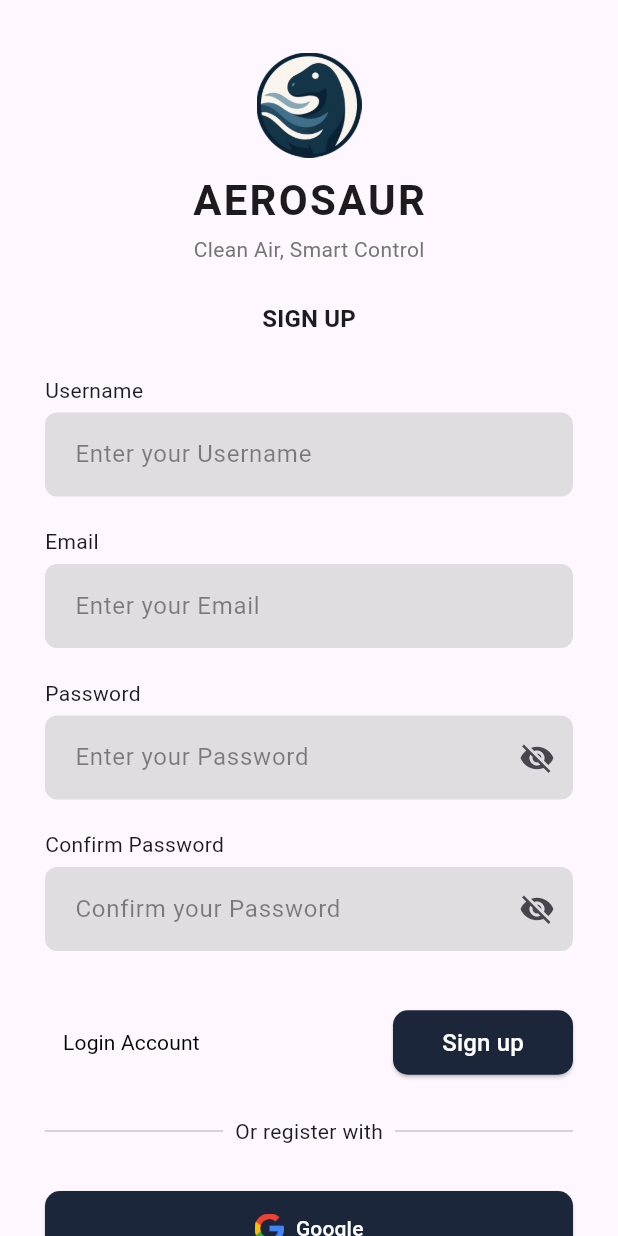
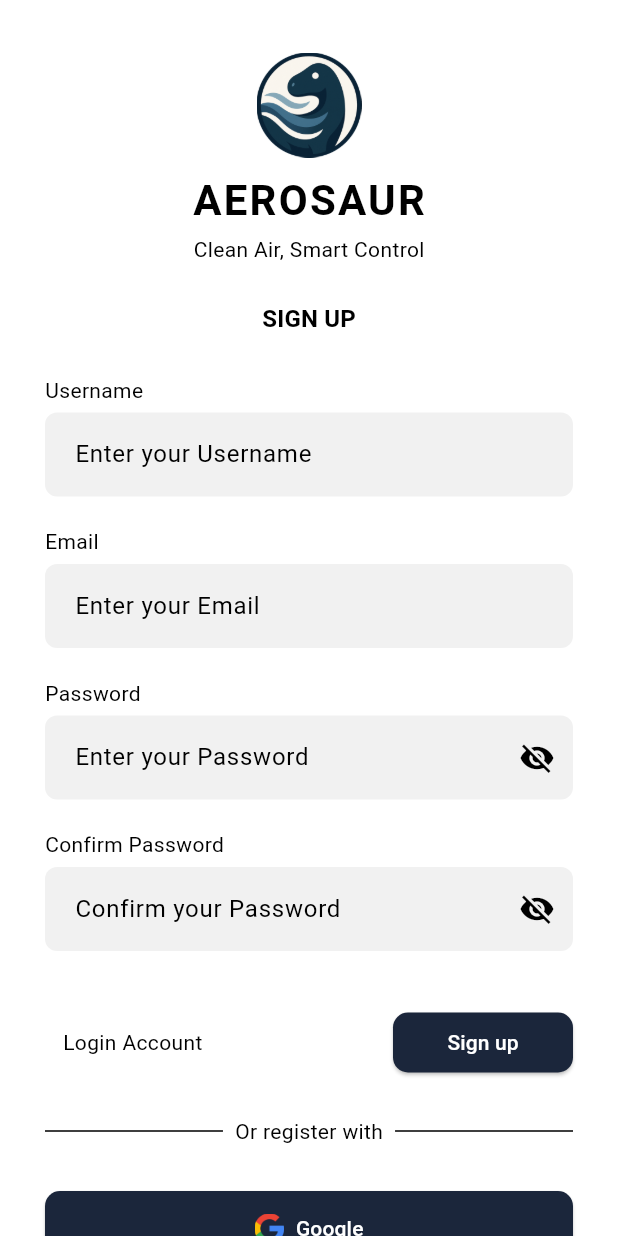
Before and after one commit to RedPatata13/aerosaurreal, a Flutter app: the screen it shows after launch, after a tap on "Create an account", on a phone screen of 412 x 824 dp. Run offline on Flutter 3.47's test engine with Material 3 defaults, Android fonts, the light colour scheme and no system bars; our stand-ins replace cloud_firestore, firebase_auth, firebase_core, flutter_dotenv, flutter_svg, google_sign_in; accounts and stored records are empty; project files that could hold a hidden picture were left out.

Commit message:
add theme feature

```diff
--- a/lib/components/input_field.dart
+++ b/lib/components/input_field.dart
@@ -26,9 +26,6 @@ class InputField extends StatelessWidget {
           keyboardType: keyboardType,
           decoration: InputDecoration(
             hintText: hintText,
-            hintStyle: const TextStyle(color: Colors.black45),
-            filled: true,
-            fillColor: const Color(0xD9D9D9D9),
             contentPadding: const EdgeInsets.symmetric(
               horizontal: 16,
               vertical: 16,
--- a/lib/components/password_input_field.dart
+++ b/lib/components/password_input_field.dart
@@ -31,9 +31,6 @@ class _PasswordInputFieldState extends State<PasswordInputField> {
           obscureText: _obscureText,
           decoration: InputDecoration(
             hintText: widget.hintText,
-            hintStyle: const TextStyle(color: Colors.black45),
-            filled: true,
-            fillColor: const Color(0xd9d9d9d9),
             contentPadding: const EdgeInsets.symmetric(
               horizontal: 16,
               vertical: 16,
--- a/lib/main.dart
+++ b/lib/main.dart
@@ -1,29 +1,35 @@
 import 'package:firebase_core/firebase_core.dart';
 import 'package:flutter/material.dart';
-// import 'package:flutter/widgets.dart';
 import 'firebase_options.dart';
 import 'pages/entry_gate.dart';
 import 'pages/login.dart';
 import 'pages/signin.dart';
 import 'pages/home.dart';
 import 'package:flutter_dotenv/flutter_dotenv.dart';
-void main() async{
+import 'theme/app_theme.dart';
+
+void main() async {
   WidgetsFlutterBinding.ensureInitialized();
-  await Firebase.initializeApp(
-    options: DefaultFirebaseOptions.currentPlatform
-  );
+
+  await Firebase.initializeApp(options: DefaultFirebaseOptions.currentPlatform);
 
   await dotenv.load(fileName: '.env');
 
-  runApp(MaterialApp(
-    title: 'Aerosaur',
-    debugShowCheckedModeBanner: false,
-    initialRoute: '/',
-    routes : {
-      '/' : (context) => const EntryGate(),
-      '/signup' : (context) => const SignUpPage(),
-      '/login' : (context) => const LoginPage(),
-      '/app' : (context) => const HomePage()
-    },
-  ));
+  runApp(
+    MaterialApp(
+      title: 'Aerosaur',
+      debugShowCheckedModeBanner: false,
+      theme: AppTheme.lightTheme,
+      darkTheme: AppTheme.darkTheme,
+      themeMode: ThemeMode.system,
+
+      initialRoute: '/',
+      routes: {
+        '/': (context) => const EntryGate(),
+        '/signup': (context) => const SignUpPage(),
+        '/login': (context) => const LoginPage(),
+        '/app': (context) => const HomePage(),
+      },
+    ),
+  );
 }
--- a/lib/pages/login.dart
+++ b/lib/pages/login.dart
@@ -1,5 +1,4 @@
 import 'dart:async';
-
 import 'package:cloud_firestore/cloud_firestore.dart';
 import 'package:flutter/material.dart';
 import 'package:firebase_auth/firebase_auth.dart';
@@ -32,6 +31,7 @@ class _LoginPageState extends State<LoginPage> {
   bool _initialized = false;
   late GoogleSignInAccount? _currentUser;
 
+  //forgot pass
   Future<void> _forgotPassword() async {
     final email = _emailController.text.trim();
     print('Pressed');
@@ -59,6 +59,7 @@ class _LoginPageState extends State<LoginPage> {
     }
   }
 
+  //ui helpers
   void _showSnackbar(String message, Color color) {
     if (mounted) {
       ScaffoldMessenger.of(context).showSnackBar(
@@ -74,9 +75,12 @@ class _LoginPageState extends State<LoginPage> {
     }
   }
 
+  //ui
   @override
   Widget build(BuildContext context) {
     final theme = Theme.of(context);
+    final colors = theme.colorScheme;
+
     return (Scaffold(
       body: SafeArea(
         child: Center(
@@ -104,9 +108,7 @@ class _LoginPageState extends State<LoginPage> {
                 const SizedBox(height: 5),
                 Text(
                   'Clean Air, Smart Control',
-                  style: theme.textTheme.bodyMedium?.copyWith(
-                    color: Colors.grey[600],
-                  ),
+                  style: theme.textTheme.bodyMedium,
                 ),
                 const SizedBox(height: 25),
 
@@ -129,9 +131,6 @@ class _LoginPageState extends State<LoginPage> {
                   controller: _emailController,
                   decoration: InputDecoration(
                     hintText: 'Enter your email',
-                    hintStyle: const TextStyle(color: Colors.black45),
-                    filled: true,
-                    fillColor: const Color(0xD9D9D9D9),
                     border: OutlineInputBorder(
                       borderRadius: BorderRadius.circular(10),
                       borderSide: BorderSide.none,
@@ -151,9 +150,6 @@ class _LoginPageState extends State<LoginPage> {
                   obscureText: _obscurePassword,
                   decoration: InputDecoration(
                     hintText: 'Enter your password',
-                    hintStyle: const TextStyle(color: Colors.black45),
-                    filled: true,
-                    fillColor: const Color(0xD9D9D9D9),
                     border: OutlineInputBorder(
                       borderRadius: BorderRadius.circular(10),
                       borderSide: BorderSide.none,
@@ -187,15 +183,18 @@ class _LoginPageState extends State<LoginPage> {
                                     if (states.contains(
                                       MaterialState.selected,
                                     )) {
-                                      return const Color(0xFF1B263B);
+                                      return Theme.of(
+                                        context,
+                                      ).colorScheme.primary;
                                     }
-                                    return const Color(0xD9D9D9D9);
+                                    return Theme.of(context).brightness ==
+                                            Brightness.dark
+                                        ? Color(0xFF414141)
+                                        : Color(0xFFD9D9D9);
                                   }),
-                              side: MaterialStateBorderSide.resolveWith((
-                                Set<MaterialState> states,
-                              ) {
-                                return BorderSide.none;
-                              }),
+                              side: MaterialStateBorderSide.resolveWith(
+                                (Set<MaterialState> states) => BorderSide.none,
+                              ),
                               shape: RoundedRectangleBorder(
                                 borderRadius: BorderRadius.circular(4),
                               ),
@@ -214,46 +213,29 @@ class _LoginPageState extends State<LoginPage> {
                       ],
                     ),
                     TextButton(
-                      style: TextButton.styleFrom(
-                        tapTargetSize: MaterialTapTargetSize.shrinkWrap,
-                      ),
                       onPressed: _forgotPassword,
-                      child: const Text(
-                        'Forgot Password?',
-                        style: TextStyle(
-                          color: Colors.grey,
-                          fontWeight: FontWeight.normal,
-                        ),
-                      ),
+                      child: const Text('Forgot password?'),
                     ),
                   ],
                 ),
                 const SizedBox(height: 25),
 
+                //create account / login
                 Row(
                   mainAxisAlignment: MainAxisAlignment.spaceBetween,
                   children: [
-                    // Left: Create account link
                     GestureDetector(
-                      onTap: () {
-                        Navigator.of(context).pushReplacementNamed('/signup');
-                      },
-                      child: const Text(
+                      onTap: () =>
+                          Navigator.pushReplacementNamed(context, '/signup'),
+                      child: Text(
                         'Create an account',
-                        style: TextStyle(
-                          color: Colors.black,
-                          fontWeight: FontWeight.normal,
-                        ),
+                        style: theme.textTheme.bodyMedium,
                       ),
                     ),
-
-                    // Right: Login button
                     SizedBox(
                       width: 120,
                       child: ElevatedButton(
                         style: ElevatedButton.styleFrom(
-                          backgroundColor: const Color(0xFF1B263B),
-                          foregroundColor: Colors.white,
                           padding: const EdgeInsets.symmetric(vertical: 10),
                           shape: RoundedRectangleBorder(
                             borderRadius: BorderRadius.circular(10),
@@ -269,12 +251,12 @@ class _LoginPageState extends State<LoginPage> {
 
                 Row(
                   children: const [
-                    Expanded(child: Divider(thickness: 1)),
+                    Expanded(child: Divider()),
                     Padding(
                       padding: EdgeInsets.symmetric(horizontal: 10),
                       child: Text('Or login with'),
                     ),
-                    Expanded(child: Divider(thickness: 1)),
+                    Expanded(child: Divider()),
                   ],
                 ),
                 const SizedBox(height: 30),
@@ -284,8 +266,6 @@ class _LoginPageState extends State<LoginPage> {
                   width: double.infinity,
                   child: ElevatedButton.icon(
                     style: ElevatedButton.styleFrom(
-                      backgroundColor: const Color(0xFF1B263B),
-                      foregroundColor: Colors.white,
                       padding: const EdgeInsets.symmetric(vertical: 15),
                       shape: RoundedRectangleBorder(
                         borderRadius: BorderRadius.circular(10),
@@ -306,6 +286,7 @@ class _LoginPageState extends State<LoginPage> {
     ));
   }
 
+  //auth logic
   Future<void> _login() async {
     try {
       await FirebaseAuth.instance.signInWithEmailAndPassword(
@@ -327,6 +308,7 @@ class _LoginPageState extends State<LoginPage> {
     Navigator.of(context).pushNamed('/app');
   }
 
+  //google sign in
   Future<void> _handleSignIn() async {
     try {
       final GoogleSignIn signin = GoogleSignIn.instance;
@@ -349,7 +331,6 @@ class _LoginPageState extends State<LoginPage> {
         _initialized = true;
       });
 
-      // signIn.auth
       print('End of block in Google Sign In');
     } catch (e) {
       print('Error while logging on to Google: $e');
--- a/lib/pages/signin.dart
+++ b/lib/pages/signin.dart
@@ -263,9 +263,7 @@ class _SignUpPageState extends State<SignUpPage> {
               const SizedBox(height: 5),
               Text(
                 'Clean Air, Smart Control',
-                style: theme.textTheme.bodyMedium?.copyWith(
-                  color: Colors.grey[600],
-                ),
+                style: theme.textTheme.bodyMedium,
               ),
               const SizedBox(height: 25),
 
@@ -331,12 +329,9 @@ class _SignUpPageState extends State<SignUpPage> {
                     onPressed: () {
                       Navigator.of(context).pushNamed('/login');
                     },
-                    child: const Text(
+                    child: Text(
                       "Login Account",
-                      style: TextStyle(
-                        color: Colors.black,
-                        fontWeight: FontWeight.normal,
-                      ),
+                      style: theme.textTheme.bodyMedium,
                     ),
                   ),
 
@@ -345,8 +340,6 @@ class _SignUpPageState extends State<SignUpPage> {
                     width: 120,
                     child: ElevatedButton(
                       style: ElevatedButton.styleFrom(
-                        backgroundColor: const Color(0xFF1B263B),
-                        foregroundColor: Colors.white,
                         padding: const EdgeInsets.symmetric(vertical: 10),
                         shape: RoundedRectangleBorder(
                           borderRadius: BorderRadius.circular(10),
@@ -357,15 +350,9 @@ class _SignUpPageState extends State<SignUpPage> {
                           ? const SizedBox(
                               height: 24,
                               width: 24,
-                              child: CircularProgressIndicator(
-                                color: Colors.white,
-                                strokeWidth: 2,
-                              ),
+                              child: CircularProgressIndicator(strokeWidth: 2),
                             )
-                          : const Text(
-                              'Sign up',
-                              style: TextStyle(fontSize: 16),
-                            ),
+                          : const Text('Sign up'),
                     ),
                   ),
                 ],
@@ -387,8 +374,6 @@ class _SignUpPageState extends State<SignUpPage> {
                 width: double.infinity,
                 child: ElevatedButton.icon(
                   style: ElevatedButton.styleFrom(
-                    backgroundColor: const Color(0xFF1B263B),
-                    foregroundColor: Colors.white,
                     padding: const EdgeInsets.symmetric(vertical: 15),
                     shape: RoundedRectangleBorder(
                       borderRadius: BorderRadius.circular(10),
```
Also changed, not shown: lib/theme/app_theme.dart (added, +67 -0 lines).
